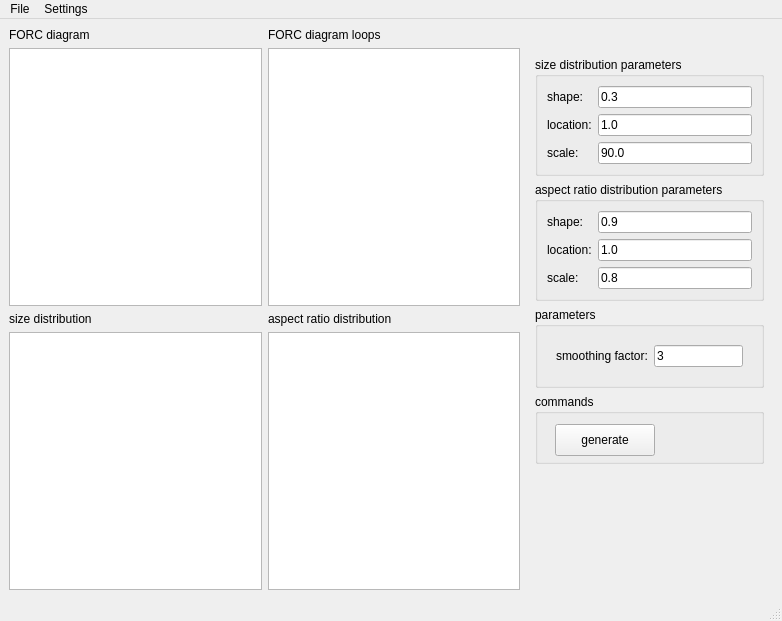
The window that gui/main_window.ui (Lesleis-Nagy/synth-forc) describes before a commit, drawn with Qt 5.
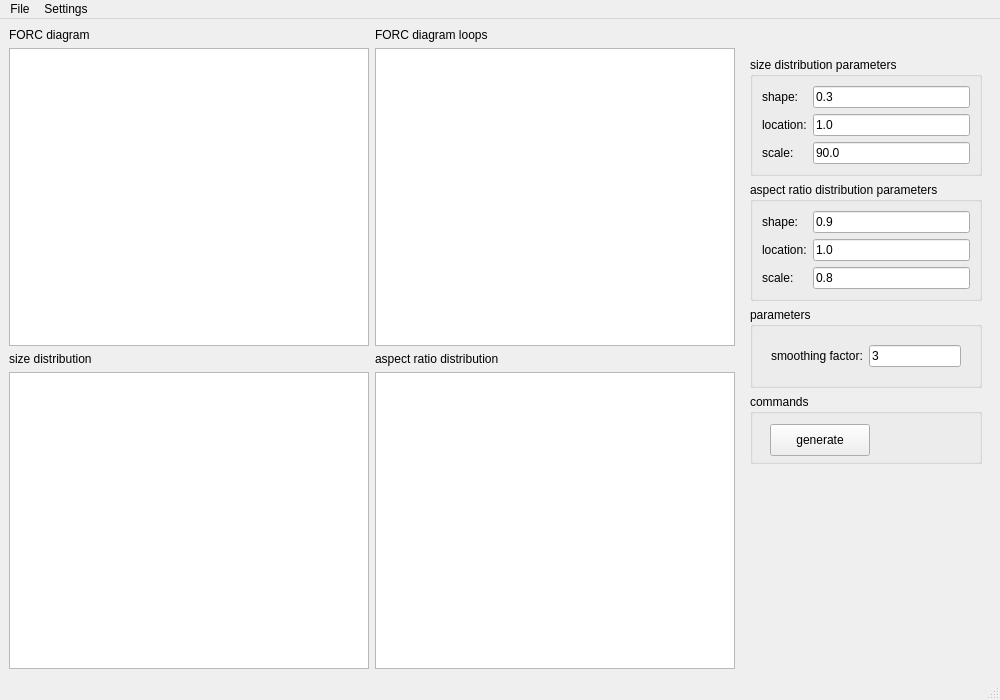
The same window after the commit.

```diff
--- a/gui/main_window.ui
+++ b/gui/main_window.ui
@@ -6,14 +6,14 @@
    <rect>
     <x>0</x>
     <y>0</y>
-    <width>782</width>
-    <height>621</height>
+    <width>1000</width>
+    <height>700</height>
    </rect>
   </property>
   <property name="minimumSize">
    <size>
-    <width>0</width>
-    <height>0</height>
+    <width>1000</width>
+    <height>700</height>
    </size>
   </property>
   <property name="windowTitle">
@@ -30,12 +30,24 @@
     </item>
     <item row="4" column="0">
      <widget class="QGraphicsView" name="graphics_size_distribution">
+      <property name="sizePolicy">
+       <sizepolicy hsizetype="Expanding" vsizetype="Expanding">
+        <horstretch>0</horstretch>
+        <verstretch>0</verstretch>
+       </sizepolicy>
+      </property>
       <property name="minimumSize">
        <size>
-        <width>240</width>
+        <width>320</width>
         <height>240</height>
        </size>
       </property>
+      <property name="verticalScrollBarPolicy">
+       <enum>Qt::ScrollBarAlwaysOff</enum>
+      </property>
+      <property name="horizontalScrollBarPolicy">
+       <enum>Qt::ScrollBarAlwaysOff</enum>
+      </property>
       <property name="sceneRect">
        <rectf>
         <x>0.000000000000000</x>
@@ -277,12 +289,24 @@
     </item>
     <item row="2" column="1">
      <widget class="QGraphicsView" name="graphics_loops">
+      <property name="sizePolicy">
+       <sizepolicy hsizetype="Expanding" vsizetype="Expanding">
+        <horstretch>0</horstretch>
+        <verstretch>0</verstretch>
+       </sizepolicy>
+      </property>
       <property name="minimumSize">
        <size>
-        <width>240</width>
+        <width>320</width>
         <height>240</height>
        </size>
       </property>
+      <property name="verticalScrollBarPolicy">
+       <enum>Qt::ScrollBarAlwaysOff</enum>
+      </property>
+      <property name="horizontalScrollBarPolicy">
+       <enum>Qt::ScrollBarAlwaysOff</enum>
+      </property>
       <property name="sceneRect">
        <rectf>
         <x>0.000000000000000</x>
@@ -302,9 +326,15 @@
     </item>
     <item row="2" column="0">
      <widget class="QGraphicsView" name="graphics_forcs">
+      <property name="sizePolicy">
+       <sizepolicy hsizetype="Expanding" vsizetype="Expanding">
+        <horstretch>0</horstretch>
+        <verstretch>0</verstretch>
+       </sizepolicy>
+      </property>
       <property name="minimumSize">
        <size>
-        <width>240</width>
+        <width>320</width>
         <height>240</height>
        </size>
       </property>
@@ -314,6 +344,12 @@
         <height>16777215</height>
        </size>
       </property>
+      <property name="verticalScrollBarPolicy">
+       <enum>Qt::ScrollBarAlwaysOff</enum>
+      </property>
+      <property name="horizontalScrollBarPolicy">
+       <enum>Qt::ScrollBarAlwaysOff</enum>
+      </property>
       <property name="sceneRect">
        <rectf>
         <x>0.000000000000000</x>
@@ -326,12 +362,24 @@
     </item>
     <item row="4" column="1">
      <widget class="QGraphicsView" name="graphics_aratio_distribution">
+      <property name="sizePolicy">
+       <sizepolicy hsizetype="Expanding" vsizetype="Expanding">
+        <horstretch>0</horstretch>
+        <verstretch>0</verstretch>
+       </sizepolicy>
+      </property>
       <property name="minimumSize">
        <size>
-        <width>240</width>
+        <width>320</width>
         <height>240</height>
        </size>
       </property>
+      <property name="verticalScrollBarPolicy">
+       <enum>Qt::ScrollBarAlwaysOff</enum>
+      </property>
+      <property name="horizontalScrollBarPolicy">
+       <enum>Qt::ScrollBarAlwaysOff</enum>
+      </property>
       <property name="sceneRect">
        <rectf>
         <x>0.000000000000000</x>
@@ -349,7 +397,7 @@
     <rect>
      <x>0</x>
      <y>0</y>
-     <width>782</width>
+     <width>1000</width>
      <height>24</height>
     </rect>
    </property>
```
Left out of the diff: 12 changed lines with no effect on the pictures.
